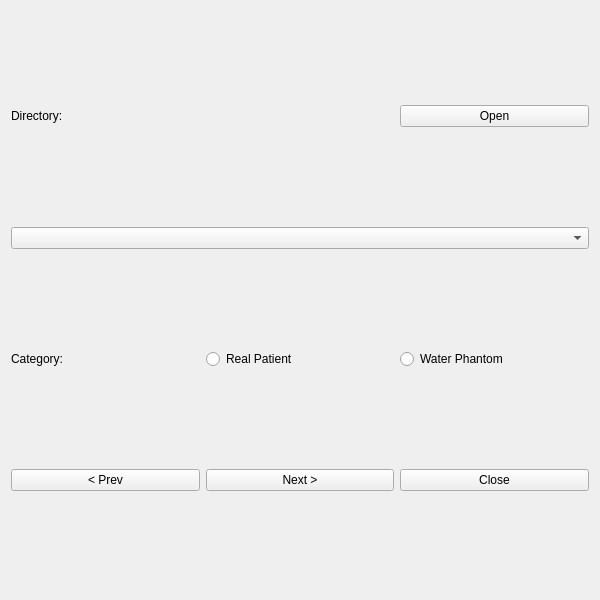
Above: ui/patient.ui from Somhammer/ProtonTherapy before the change. Below: the same form after it.
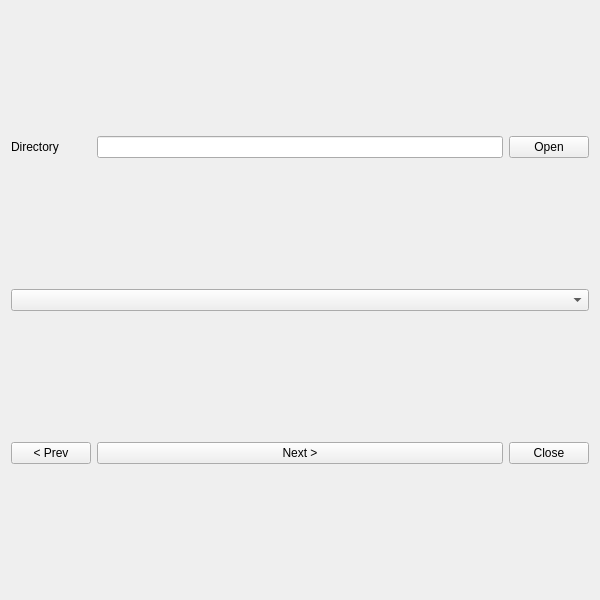
That is the form after the change. Icons and pictures are not drawn.

What changed in the file:
```diff
--- a/ui/patient.ui
+++ b/ui/patient.ui
@@ -18,33 +18,26 @@
     <normaloff>../icons/ncc.png</normaloff>../icons/ncc.png</iconset>
   </property>
   <layout class="QGridLayout" name="gridLayout_2">
-   <item row="6" column="1">
-    <widget class="QPushButton" name="pushNext">
-     <property name="text">
-      <string>Next &gt;</string>
-     </property>
-    </widget>
-   </item>
-   <item row="6" column="0">
-    <widget class="QPushButton" name="pushPrev">
-     <property name="text">
-      <string>&lt; Prev</string>
-     </property>
-    </widget>
-   </item>
-   <item row="4" column="0" colspan="3">
-    <layout class="QGridLayout" name="gridLayout"/>
-   </item>
-   <item row="0" column="0" colspan="2">
-    <widget class="QLabel" name="labelDir">
-     <property name="text">
-      <string>Directory: </string>
-     </property>
-    </widget>
-   </item>
    <item row="2" column="0" colspan="3">
     <widget class="QComboBox" name="comboFiles"/>
    </item>
+   <item row="3" column="0" colspan="3">
+    <layout class="QGridLayout" name="gridLayout"/>
+   </item>
+   <item row="5" column="0">
+    <widget class="QPushButton" name="pushPrev">
+     <property name="text">
+      <string>&lt; Prev</string>
+     </property>
+    </widget>
+   </item>
+   <item row="5" column="2">
+    <widget class="QPushButton" name="pushClose">
+     <property name="text">
+      <string>Close</string>
+     </property>
+    </widget>
+   </item>
    <item row="0" column="2">
     <widget class="QPushButton" name="pushOpen">
      <property name="text">
@@ -52,31 +45,24 @@
      </property>
     </widget>
    </item>
-   <item row="6" column="2">
-    <widget class="QPushButton" name="pushClose">
+   <item row="5" column="1">
+    <widget class="QPushButton" name="pushNext">
      <property name="text">
-      <string>Close</string>
+      <string>Next &gt;</string>
      </property>
     </widget>
    </item>
-   <item row="3" column="2">
-    <widget class="QRadioButton" name="radioWater">
+   <item row="0" column="0">
+    <widget class="QLabel" name="labelDir">
      <property name="text">
-      <string>Water Phantom</string>
+      <string>Directory</string>
      </property>
     </widget>
    </item>
-   <item row="3" column="1">
-    <widget class="QRadioButton" name="radioReal">
-     <property name="text">
-      <string>Real Patient</string>
-     </property>
-    </widget>
-   </item>
-   <item row="3" column="0">
-    <widget class="QLabel" name="labelKind">
-     <property name="text">
-      <string>Category:</string>
+   <item row="0" column="1">
+    <widget class="QLineEdit" name="lineDir">
+     <property name="readOnly">
+      <bool>true</bool>
      </property>
     </widget>
    </item>
```
